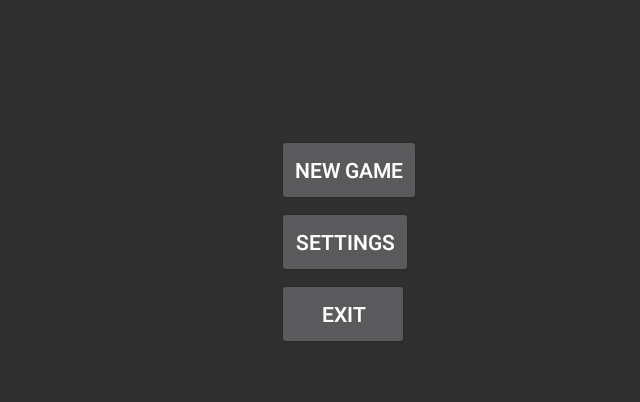
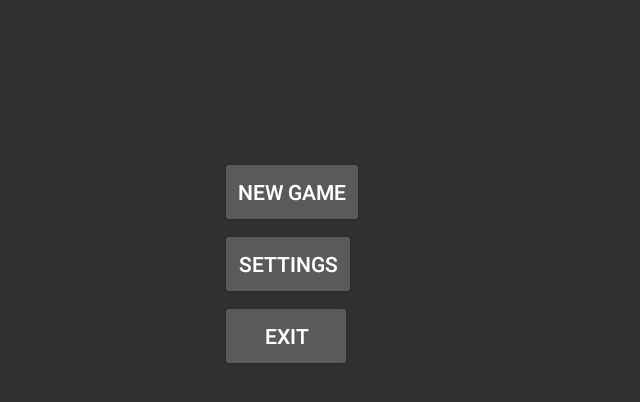
Before and after one commit to Nenartovich/Barberwolf, an Android app: the screen it shows after launch (MainActivity), on a phone screen of 824 x 412 dp (held sideways). Shown: the top 402 px of the screen, without its empty margins (170-810 px from the left). Run offline under Robolectric (Android 15) with nearby library versions, the phone set to English and light mode, and no system bars.

Commit message:
Remove NoTitle and FullScreen Hard Code

```diff
--- a/app/src/main/java/org/project/barberwolf/GameField.java
+++ b/app/src/main/java/org/project/barberwolf/GameField.java
@@ -10,10 +10,6 @@ public class GameField extends AppCompatActivity {
     @Override
     public void onCreate(Bundle savedInstanceState) {
         super.onCreate(savedInstanceState);
-        this.getWindow().setFlags(WindowManager.LayoutParams.FLAG_FULLSCREEN,
-                WindowManager.LayoutParams.FLAG_FULLSCREEN);
-
-        this.requestWindowFeature(Window.FEATURE_NO_TITLE);
 
         this.setContentView(new GameSurface(this));
     }
--- a/app/src/main/res/layout/activity_main.xml
+++ b/app/src/main/res/layout/activity_main.xml
@@ -11,8 +11,8 @@
         android:id="@+id/newGameButton"
         android:layout_width="wrap_content"
         android:layout_height="wrap_content"
-        android:layout_marginStart="298dp"
-        android:layout_marginTop="89dp"
+        android:layout_marginStart="260dp"
+        android:layout_marginTop="104dp"
         android:text="@string/new_game"
         app:layout_constraintStart_toStartOf="parent"
         app:layout_constraintTop_toTopOf="parent" />
--- a/app/src/main/res/values/styles.xml
+++ b/app/src/main/res/values/styles.xml
@@ -3,6 +3,10 @@
     <!-- Base application theme. -->
     <style name="AppTheme" parent="Theme.AppCompat.Light.DarkActionBar">
         <!-- Customize your theme here. -->
+        <item name="windowNoTitle">true</item>
+        <item name="windowActionBar">false</item>
+        <item name="android:windowFullscreen">true</item>
+        <item name="android:windowContentOverlay">@null</item>
         <item name="colorPrimary">@color/colorPrimary</item>
         <item name="colorPrimaryDark">@color/colorPrimaryDark</item>
         <item name="colorAccent">@color/colorAccent</item>
```
